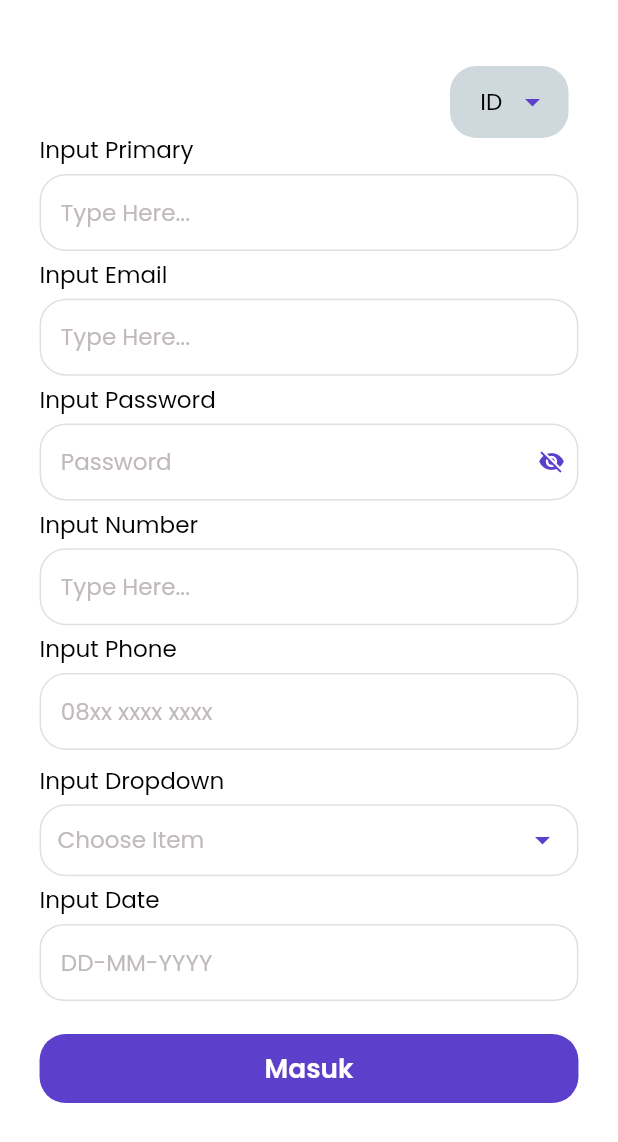
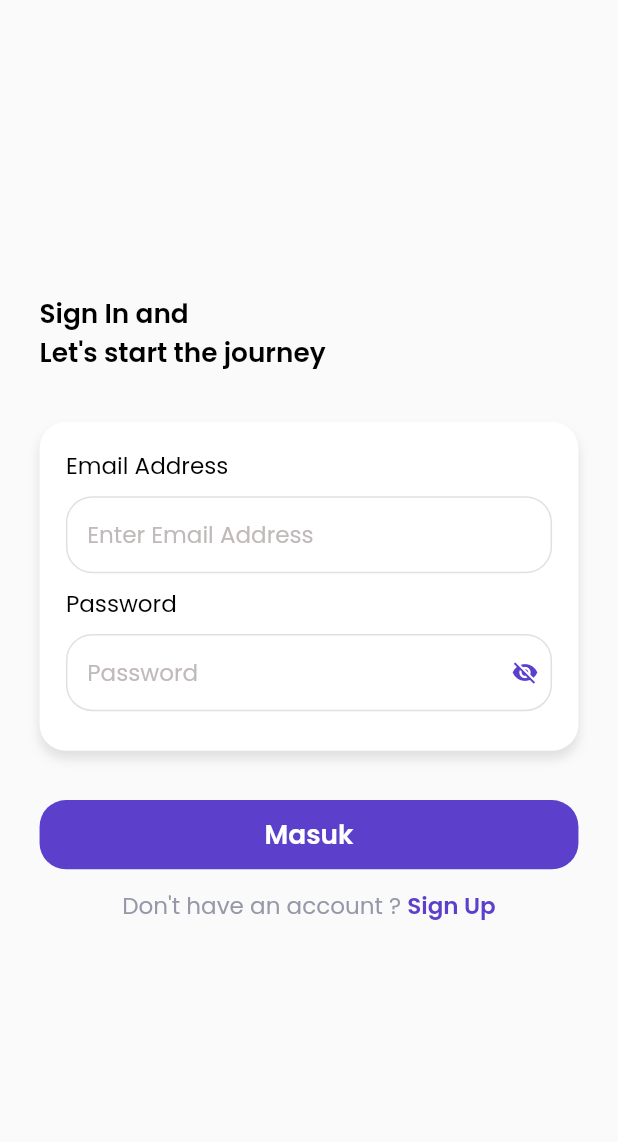
Before and after one commit to fathulaziss/airpedia, a Flutter app: the LoginView screen opened by its route, on a phone screen of 412 x 824 dp. Shown: the top 1142 px of the screen. Run offline on Flutter 3.47's test engine with Material 2 defaults, Android fonts, the phone set to English and light mode, and no system bars; drawn by our look-alikes of dropdown_button2; our stand-ins replace dio, flutter_screenutil, flutter_spinkit, fluttertoast, get, get_storage and 3 more; missing offline and left inert: colored_json, easy_mask, flutter_jailbreak_detection; accounts and stored records are empty; project files that could hold a hidden picture were left out.

Commit message:
add login

```diff
--- a/lib/app/modules/login/views/login_view.dart
+++ b/lib/app/modules/login/views/login_view.dart
@@ -1,16 +1,12 @@
-import 'package:airpedia/app/models/app_language_model.dart';
 import 'package:airpedia/app/modules/login/controllers/login_controller.dart';
 import 'package:airpedia/app/routes/app_pages.dart';
+import 'package:airpedia/styles/colors.dart';
 import 'package:airpedia/styles/styles.dart';
 import 'package:airpedia/widgets/buttons/button_primary.dart';
-import 'package:airpedia/widgets/inputs/input_date.dart';
-import 'package:airpedia/widgets/inputs/input_dropdown.dart';
+import 'package:airpedia/widgets/buttons/button_text_rich.dart';
+import 'package:airpedia/widgets/cards/card_app.dart';
 import 'package:airpedia/widgets/inputs/input_email.dart';
-import 'package:airpedia/widgets/inputs/input_number.dart';
 import 'package:airpedia/widgets/inputs/input_password.dart';
-import 'package:airpedia/widgets/inputs/input_phone.dart';
-import 'package:airpedia/widgets/inputs/input_primary.dart';
-import 'package:airpedia/widgets/others/input_dropdwon_item.dart';
 import 'package:flutter/material.dart';
 import 'package:flutter_screenutil/flutter_screenutil.dart';
 import 'package:get/get.dart';
@@ -21,100 +17,54 @@ class LoginView extends GetView<LoginController> {
   @override
   Widget build(BuildContext context) {
     return Scaffold(
-      body: Stack(
-        children: [
-          Padding(
+      backgroundColor: AppColor.backgroundColor,
+      resizeToAvoidBottomInset: false,
+      body: Padding(
         padding: EdgeInsets.symmetric(horizontal: 24.w),
         child: Column(
           mainAxisAlignment: MainAxisAlignment.center,
+          crossAxisAlignment: CrossAxisAlignment.start,
           children: [
-                InputPrimary(
-                  label: 'Input Primary',
-                  onChanged: (value) {},
+            Text(
+              "Sign In and\nLet's start the journey",
+              style: TextStyles.title,
             ),
+            verticalSpace(30.w),
+            CardApp(
+              width: double.infinity,
+              radius: Insets.lg,
+              padding: EdgeInsets.all(Insets.lg),
+              isShowShadows: true,
+              shadows: Shadows.universal,
+              child: Column(
+                children: [
                   InputEmail(
-                  label: 'Input Email',
+                    label: 'Email Address',
+                    hint: 'Enter Email Address',
                     value: (value) {},
                   ),
                   InputPassword(
-                  label: 'Input Password',
+                    label: 'Password',
                     value: (value) {},
                   ),
-                InputNumber(
-                  label: 'Input Number',
-                  value: (value) {},
-                ),
-                InputPhone(
-                  label: 'Input Phone',
-                  controller: controller.cPhoneNumber,
-                  value: (value) {},
-                ),
-                Obx(
-                  () => InputDropdown(
-                    title: 'Input Dropdown',
-                    hintText: 'Choose Item',
-                    items: [
-                      ...controller.listDropdownExample.map((item) {
-                        return DropdownMenuItem<String>(
-                          value: item,
-                          child: InputDropdownItem(value: item),
-                        );
-                      })
                 ],
-                    selectedItem: controller.selectedDropdown.value,
-                    onChanged: (value) {
-                      if (value != null) {
-                        final data = value as String;
-                        controller.setSelectedDropdown(data);
-                      }
-                    },
               ),
             ),
-                InputDate(
-                  label: 'Input Date',
-                  controller: controller.cDate,
-                  value: (value) {},
-                ),
-                verticalSpace(Insets.lg),
+            verticalSpace(30.w),
             ButtonPrimary(
               label: 'login'.tr,
               onTap: () => Get.toNamed(Routes.HOME),
-                )
+            ),
+            SizedBox(
+              width: double.infinity,
+              child: ButtonTextRich(
+                label1: "Don't have an account ? ",
+                label2: 'Sign Up',
+                onPressed: () {},
+              ),
+            ),
           ],
         ),
-          ),
-          Positioned(
-            top: 40.w,
-            right: 30.w,
-            child: SizedBox(
-              width: 72.w,
-              height: 50.w,
-              child: Obx(
-                () => InputDropdown(
-                  hintText: '',
-                  borderColor: Colors.blueGrey[100],
-                  outlinedBorderColor: Colors.transparent,
-                  textAlign: TextAlign.center,
-                  items: [
-                    ...controller.cUtility.appLanguageOptions.map((item) {
-                      return DropdownMenuItem<AppLanguageModel>(
-                        value: item,
-                        child: InputDropdownItem(value: item.language),
-                      );
-                    })
-                  ],
-                  selectedItem: controller.cUtility.appLanguage.value.language,
-                  onChanged: (value) {
-                    if (value != null) {
-                      final data = value as AppLanguageModel;
-                      controller.cUtility.changeLanguage(data);
-                    }
-                  },
-                ),
-              ),
-            ),
-          )
-        ],
       ),
     );
   }
--- /dev/null
+++ b/lib/widgets/buttons/button_text_rich.dart
@@ -0,0 +1,42 @@
+import 'package:airpedia/styles/colors.dart';
+import 'package:airpedia/styles/styles.dart';
+import 'package:flutter/material.dart';
+import 'package:flutter_screenutil/flutter_screenutil.dart';
+
+class ButtonTextRich extends StatelessWidget {
+  const ButtonTextRich({
+    required this.label1,
+    required this.label2,
+    required this.onPressed,
+    Key? key,
+  }) : super(key: key);
+
+  final String label1;
+  final String label2;
+  final Function() onPressed;
+
+  @override
+  Widget build(BuildContext context) {
+    return TextButton(
+      onPressed: onPressed,
+      style: ButtonStyle(
+        overlayColor:
+            MaterialStateProperty.all(AppColor.greyColor1.withOpacity(0.1)),
+        shadowColor: MaterialStateProperty.all(Colors.transparent),
+      ),
+      child: RichText(
+        text: TextSpan(
+          text: label1,
+          style: TextStyles.text.copyWith(color: AppColor.greyColor1),
+          children: <TextSpan>[
+            TextSpan(
+              text: label2,
+              style: TextStyles.title
+                  .copyWith(color: AppColor.primaryColor, fontSize: 14.w),
+            ),
+          ],
+        ),
+      ),
+    );
+  }
+}
--- a/lib/widgets/inputs/input_dropdown.dart
+++ b/lib/widgets/inputs/input_dropdown.dart
@@ -35,7 +35,7 @@ class InputDropdown extends StatelessWidget {
       children: [
         if (title.isNotEmpty)
           Padding(
-            padding: EdgeInsets.symmetric(vertical: Insets.xs),
+            padding: EdgeInsets.only(bottom: Insets.sm),
             child: Text(
               title,
               style: TextStyles.text.copyWith(color: titleColor),
@@ -77,7 +77,7 @@ class InputDropdown extends StatelessWidget {
             onChanged: onChanged,
           ),
         ),
-        verticalSpace(Insets.xs),
+        verticalSpace(Insets.sm),
       ],
     );
   }
--- a/lib/widgets/inputs/input_primary.dart
+++ b/lib/widgets/inputs/input_primary.dart
@@ -224,7 +224,7 @@ class _InputPrimaryState extends State<InputPrimary> {
         Container(
           margin: widget.margin ??
               EdgeInsets.symmetric(
-                vertical: widget.inputStyle == InputStyle.line ? 0 : Insets.xs,
+                vertical: widget.inputStyle == InputStyle.line ? 0 : Insets.sm,
               ),
           width: Get.width,
           decoration: _decor(),
```
Lines whose indentation alone changed are shown as unchanged.
